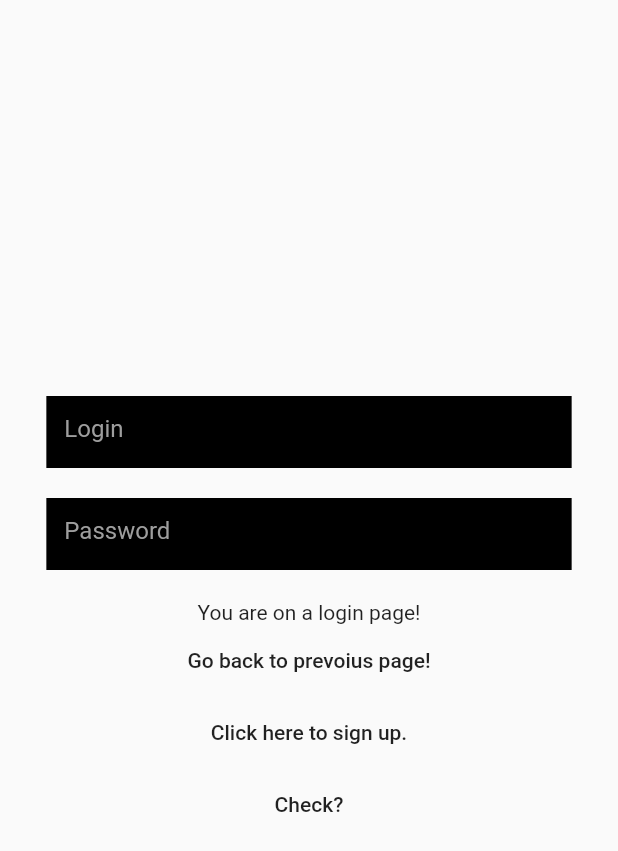
After one commit to mateuszFicek/IO_mobileApp, a Flutter app: the screen it shows after launch, after a tap on "Sign in", on a phone screen of 412 x 824 dp. The commit adds this screen. Shown: the top 851 px of the screen. Run offline on Flutter 3.47's test engine with Material 2 defaults, Android fonts, the phone set to English and light mode, and no system bars.

Commit message:
Create First/Login/Register Page
1. Create first page
2. Create login page working on example data
3. No database yet
4. Routes between pages

```diff
--- /dev/null
+++ b/auction_search/lib/loginPage.dart
@@ -0,0 +1,131 @@
+import 'package:auction_search/currentQueries.dart';
+import 'package:auction_search/registerPage.dart';
+import 'package:flutter/material.dart';
+
+class LoginPage extends StatefulWidget {
+  LoginPage({Key key, this.title}) : super(key: key);
+  static const String routeName = "/registerPage";
+  final String title;
+  @override
+  _LoginPageState createState() => new _LoginPageState();
+}
+
+class FakeUser {
+  static String userName = "abc";
+  static String password = "abc";
+}
+
+class _LoginPageState extends State<LoginPage> {
+  String _login;
+  String _password;
+  TextEditingController _textLogin = new TextEditingController();
+  TextEditingController _textPassword = new TextEditingController();
+
+  TextFormField buildLoginTextField() {
+    return TextFormField(
+      style: TextStyle(color: Colors.white),
+      controller: _textLogin,
+      autocorrect: false,
+      decoration: InputDecoration(
+          border: InputBorder.none,
+          hintText: 'Login',
+          fillColor: Colors.black,
+          filled: true,
+          hintStyle: TextStyle(color: Colors.grey),
+          suffixIcon: IconButton(
+            icon: Icon(Icons.clear, color: Colors.black),
+            onPressed: () {},
+          )),
+      validator: (value) {
+        if (value.isEmpty) {
+          return 'Please enter some task';
+        }
+      },
+      onChanged: (value) => _login = value,
+    );
+  }
+
+  TextFormField buildPasswordTextField() {
+    return TextFormField(
+      style: TextStyle(color: Colors.white),
+      controller: _textPassword,
+      obscureText: true,
+      decoration: InputDecoration(
+          border: InputBorder.none,
+          hintText: 'Password',
+          fillColor: Colors.black,
+          filled: true,
+          hintStyle: TextStyle(color: Colors.grey),
+          suffixIcon: IconButton(
+            icon: Icon(Icons.clear, color: Colors.black),
+            onPressed: () {
+              print(_password);
+            },
+          )),
+      validator: (value) {
+        if (value.isEmpty) {
+          return 'Please enter some task';
+        }
+      },
+      onChanged: (value) => _password = value,
+    );
+  }
+
+  @override
+  Widget build(BuildContext context) {
+    return new Scaffold(
+      body: Center(
+        child: Column(
+          mainAxisAlignment: MainAxisAlignment.center,
+          children: <Widget>[
+            Container(
+                width: MediaQuery.of(context).size.width * 0.85,
+                child: buildLoginTextField()),
+            Padding(
+              padding: EdgeInsets.all(10),
+            ),
+            Container(
+                width: MediaQuery.of(context).size.width * 0.85,
+                child: buildPasswordTextField()),
+            Padding(
+              padding: EdgeInsets.all(10),
+            ),
+            Text('You are on a login page!'),
+            FlatButton(
+              onPressed: () {
+                Navigator.pop(context);
+              },
+              child: Text('Go back to prevoius page!'),
+            ),
+            FlatButton(
+              child: Text(
+                'Click here to sign up.',
+              ),
+              onPressed: () {
+                Navigator.push(
+                  context,
+                  MaterialPageRoute(builder: (context) => RegisterPage()),
+                );
+              },
+            ),
+            FlatButton(
+              child: Text('Check?'),
+              onPressed: () {
+                if (FakeUser.password == _password &&
+                    FakeUser.userName == _login) {
+                  print("Poprawne");
+                  Navigator.push(
+                      context,
+                      MaterialPageRoute(
+                          builder: (context) => CurrentQueries()));
+                } else {
+                  print('Niepoprawne');
+                }
+              },
+            ),
+          ],
+        ),
+      ),
+    );
+  }
+}
--- a/auction_search/lib/main.dart
+++ b/auction_search/lib/main.dart
@@ -1,23 +1,15 @@
+import 'package:auction_search/loginPage.dart';
+import 'package:auction_search/registerPage.dart';
 import 'package:flutter/material.dart';
 
 void main() => runApp(MyApp());
 
 class MyApp extends StatelessWidget {
-  // This widget is the root of your application.
   @override
   Widget build(BuildContext context) {
     return MaterialApp(
       title: 'Flutter Demo',
       theme: ThemeData(
-        // This is the theme of your application.
-        //
-        // Try running your application with "flutter run". You'll see the
-        // application has a blue toolbar. Then, without quitting the app, try
-        // changing the primarySwatch below to Colors.green and then invoke
-        // "hot reload" (press "r" in the console where you ran "flutter run",
-        // or simply save your changes to "hot reload" in a Flutter IDE).
-        // Notice that the counter didn't reset back to zero; the application
-        // is not restarted.
         primarySwatch: Colors.blue,
       ),
       home: MyHomePage(title: 'Flutter Demo Home Page'),
@@ -27,16 +19,6 @@ class MyApp extends StatelessWidget {
 
 class MyHomePage extends StatefulWidget {
   MyHomePage({Key key, this.title}) : super(key: key);
-
-  // This widget is the home page of your application. It is stateful, meaning
-  // that it has a State object (defined below) that contains fields that affect
-  // how it looks.
-
-  // This class is the configuration for the state. It holds the values (in this
-  // case the title) provided by the parent (in this case the App widget) and
-  // used by the build method of the State. Fields in a Widget subclass are
-  // always marked "final".
-
   final String title;
 
   @override
@@ -44,68 +26,49 @@ class MyHomePage extends StatefulWidget {
 }
 
 class _MyHomePageState extends State<MyHomePage> {
-  int _counter = 0;
-
-  void _incrementCounter() {
-    setState(() {
-      // This call to setState tells the Flutter framework that something has
-      // changed in this State, which causes it to rerun the build method below
-      // so that the display can reflect the updated values. If we changed
-      // _counter without calling setState(), then the build method would not be
-      // called again, and so nothing would appear to happen.
-      _counter++;
-    });
-  }
 
   @override
   Widget build(BuildContext context) {
-    // This method is rerun every time setState is called, for instance as done
-    // by the _incrementCounter method above.
-    //
-    // The Flutter framework has been optimized to make rerunning build methods
-    // fast, so that you can just rebuild anything that needs updating rather
-    // than having to individually change instances of widgets.
     return Scaffold(
-      appBar: AppBar(
-        // Here we take the value from the MyHomePage object that was created by
-        // the App.build method, and use it to set our appbar title.
-        title: Text(widget.title),
-      ),
       body: Center(
-        // Center is a layout widget. It takes a single child and positions it
-        // in the middle of the parent.
         child: Column(
-          // Column is also a layout widget. It takes a list of children and
-          // arranges them vertically. By default, it sizes itself to fit its
-          // children horizontally, and tries to be as tall as its parent.
-          //
-          // Invoke "debug painting" (press "p" in the console, choose the
-          // "Toggle Debug Paint" action from the Flutter Inspector in Android
-          // Studio, or the "Toggle Debug Paint" command in Visual Studio Code)
-          // to see the wireframe for each widget.
-          //
-          // Column has various properties to control how it sizes itself and
-          // how it positions its children. Here we use mainAxisAlignment to
-          // center the children vertically; the main axis here is the vertical
-          // axis because Columns are vertical (the cross axis would be
-          // horizontal).
             mainAxisAlignment: MainAxisAlignment.center,
             children: <Widget>[
-            Text(
-              'You have pushed the button this many times:',
+              Text('Welcome to'),
+              Text('Auction Search',
+                  style: TextStyle(
+                      fontFamily: 'Montserrat',
+                      fontSize: 30,
+                      color: Colors.black)),
+              Padding(
+                padding: EdgeInsets.only(top: 50),
               ),
-            Text(
-              '$_counter',
-              style: Theme.of(context).textTheme.display1,
+              FlatButton(
+                child: Text(
+                  'Sign in',
+                  style: TextStyle(fontSize: 20),
                 ),
-          ],
+                onPressed: () {
+                  Navigator.push(
+                    context,
+                    MaterialPageRoute(builder: (context) => LoginPage()),
+                  );
+                },
               ),
+              FlatButton(
+                child: Text(
+                  'Sign up',
+                  style: TextStyle(fontSize: 20),
                 ),
-      floatingActionButton: FloatingActionButton(
-        onPressed: _incrementCounter,
-        tooltip: 'Increment',
-        child: Icon(Icons.add),
-      ), // This trailing comma makes auto-formatting nicer for build methods.
+                onPressed: () {
+                  Navigator.push(
+                    context,
+                    MaterialPageRoute(builder: (context) => RegisterPage()),
+                  );
+                },
+              ),
+            ]),
+      ),
     );
   }
 }
```
Also changed, not shown: auction_search/lib/currentQueries.dart (added, +42 -0 lines), auction_search/lib/newPageTemplate.dart (added, +26 -0 lines), auction_search/lib/registerPage.dart (added, +106 -0 lines). Lines whose indentation alone changed are shown as unchanged.
